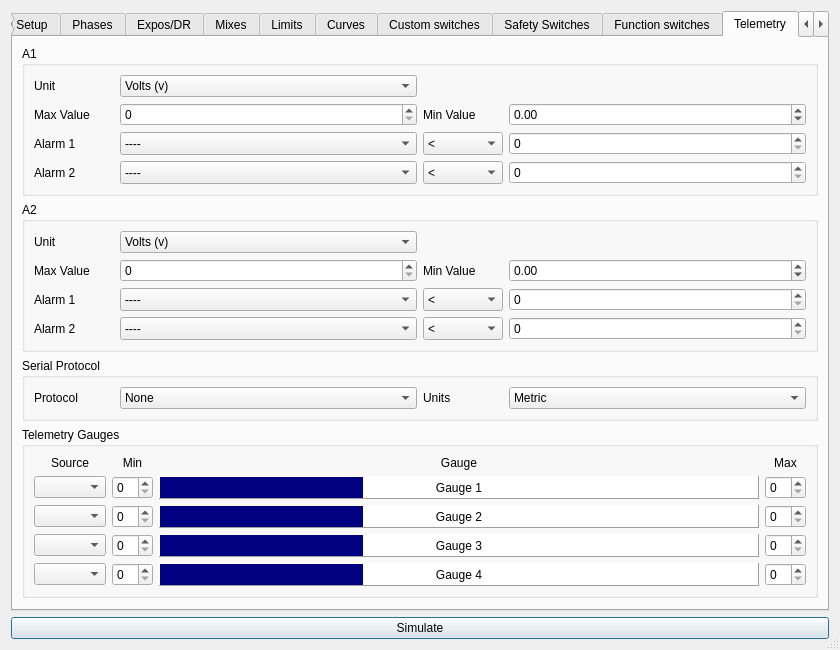
Above: src/modeledit.ui from roberto1903/companion9x before the change. Below: the same form after it.
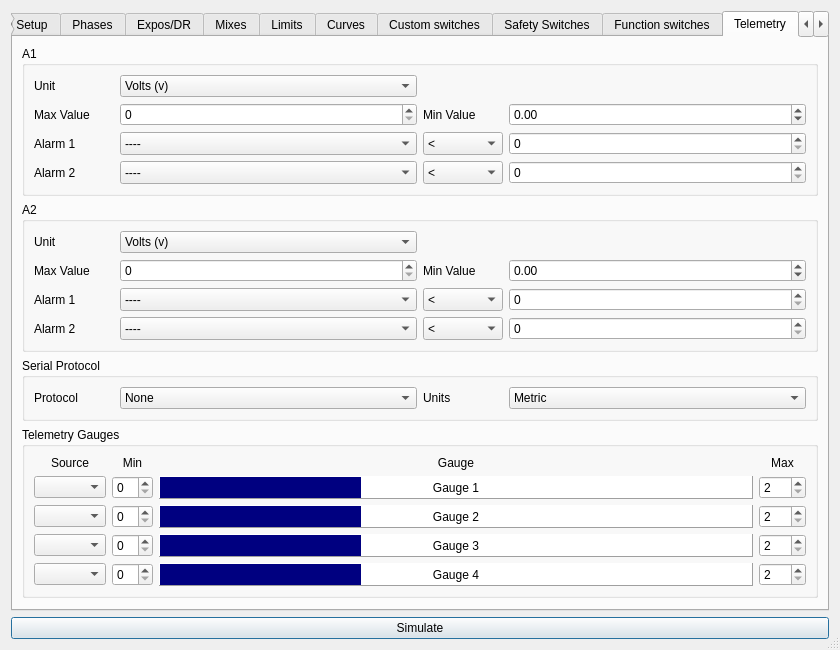
That is the form after the change. Icons and pictures are not drawn.

Commit message: Telemetry tab updates

```diff
--- a/src/modeledit.ui
+++ b/src/modeledit.ui
@@ -9731,7 +9731,14 @@
            </widget>
           </item>
           <item row="1" column="3">
-           <widget class="QSpinBox" name="telMaxSB_1"/>
+           <widget class="QSpinBox" name="telMaxSB_1">
+            <property name="minimum">
+             <number>2</number>
+            </property>
+            <property name="maximum">
+             <number>100</number>
+            </property>
+           </widget>
           </item>
           <item row="2" column="0">
            <widget class="QComboBox" name="telBarCB_2"/>
@@ -9763,7 +9770,14 @@
            </widget>
           </item>
           <item row="2" column="3">
-           <widget class="QSpinBox" name="telMaxSB_2"/>
+           <widget class="QSpinBox" name="telMaxSB_2">
+            <property name="minimum">
+             <number>2</number>
+            </property>
+            <property name="maximum">
+             <number>100</number>
+            </property>
+           </widget>
           </item>
           <item row="3" column="0">
            <widget class="QComboBox" name="telBarCB_3"/>
@@ -9795,7 +9809,14 @@
            </widget>
           </item>
           <item row="3" column="3">
-           <widget class="QSpinBox" name="telMaxSB_3"/>
+           <widget class="QSpinBox" name="telMaxSB_3">
+            <property name="minimum">
+             <number>2</number>
+            </property>
+            <property name="maximum">
+             <number>100</number>
+            </property>
+           </widget>
           </item>
           <item row="4" column="0">
            <widget class="QComboBox" name="telBarCB_4"/>
@@ -9827,7 +9848,14 @@
            </widget>
           </item>
           <item row="4" column="3">
-           <widget class="QSpinBox" name="telMaxSB_4"/>
+           <widget class="QSpinBox" name="telMaxSB_4">
+            <property name="minimum">
+             <number>2</number>
+            </property>
+            <property name="maximum">
+             <number>100</number>
+            </property>
+           </widget>
           </item>
          </layout>
          <zorder>label_53</zorder>
```
Left out of the diff: 24 changed lines with no effect on the pictures. The commit also changes 2 other files.
